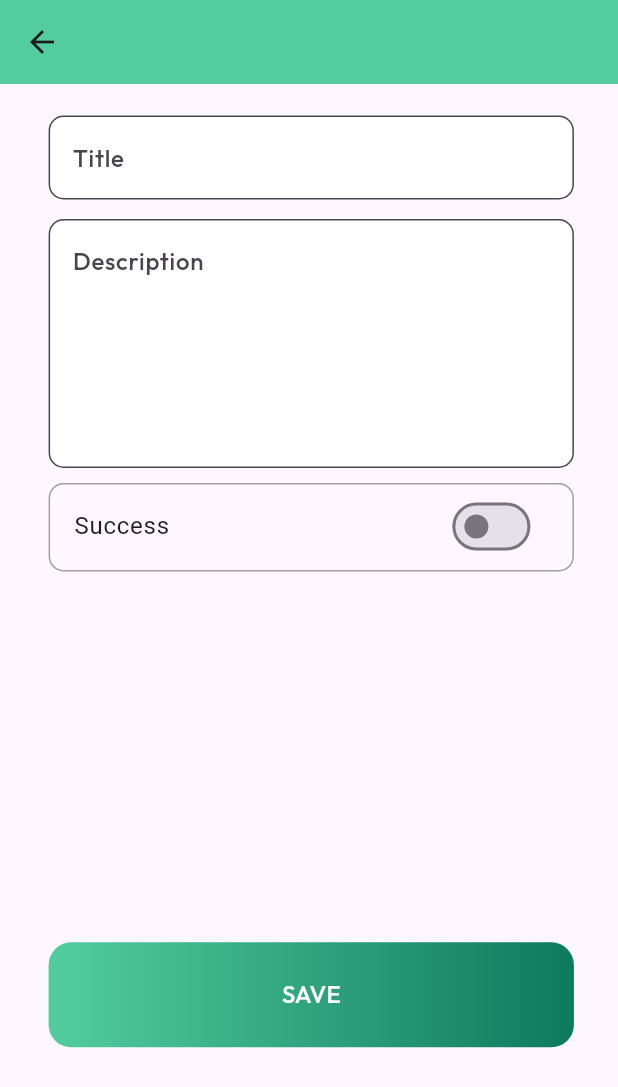
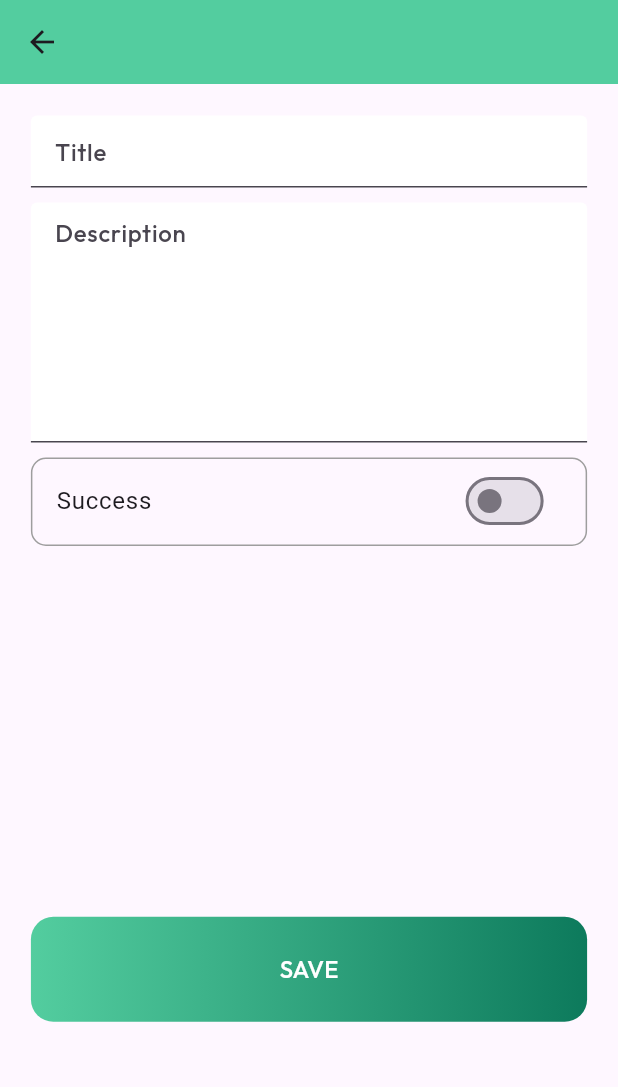
Before and after one commit to Kkjankorn/useAPI-FLutter-To-Do-List, a Flutter app: the AddTodoList screen opened directly with empty values, on a phone screen of 412 x 824 dp. Shown: the top 1087 px of the screen. Run offline on Flutter 3.47's test engine with Material 3 defaults, Android fonts, the phone set to English and light mode, and no system bars; our stand-ins replace flutter_easyloading, flutter_svg_provider, form_field_validator, google_fonts, hexcolor, shared_preferences; missing offline and left inert: control_style; accounts and stored records are empty.

Commit message:
22/4/2024

```diff
--- a/lib/View/add_edit_todo_list_view.dart
+++ b/lib/View/add_edit_todo_list_view.dart
@@ -34,6 +34,7 @@ class _AddTodoListState extends State<AddTodoList> {
   late String appbar;
   bool estatus = false;
   late String success;
+  final _formKey = GlobalKey<FormState>();
 
   @override
   void initState() {
@@ -48,7 +49,11 @@ class _AddTodoListState extends State<AddTodoList> {
   }
 
   Widget build(BuildContext context) {
-    return Scaffold(
+    return GestureDetector(
+      onTap: () {
+        FocusManager.instance.primaryFocus?.unfocus();
+      },
+      child: Scaffold(
         appBar: AppBar(
             backgroundColor: HexColor("#53CD9F"),
             title: Styletxt("$appbar", 20, FontWeight.w500)),
@@ -58,19 +63,22 @@ class _AddTodoListState extends State<AddTodoList> {
                   mainAxisAlignment: MainAxisAlignment.center,
                   children: [
                     Padding(
-                    padding: EdgeInsets.fromLTRB(21, 21, 18, 21),
+                      padding: EdgeInsets.fromLTRB(0, 21, 0, 21),
+                      child: Form(
+                        key: _formKey,
                         child: Column(
                           mainAxisAlignment: MainAxisAlignment.start,
                           children: [
-                        TextBox2("Title", title),
+                            TextBox2("Title", title, 'Enter your Title'),
                             SizedBox(
                               height: 10,
                             ),
-                        FieldText("Descrtiption", description),
+                            FieldText("Descrtiption", description,
+                                'Enter your Description'),
                             SizedBox(height: 10),
                             Container(
                                 height: 59,
-                            width: MediaQuery.of(context).size.width * 0.85,
+                                width: MediaQuery.of(context).size.width * 0.90,
                                 decoration: BoxDecoration(
                                     borderRadius: BorderRadius.circular(10),
                                     border: Border.all(color: Colors.grey)),
@@ -92,7 +100,7 @@ class _AddTodoListState extends State<AddTodoList> {
                               height: MediaQuery.of(context).size.height * 0.3,
                             ),
                             Container(
-                            width: MediaQuery.of(context).size.width * 0.80,
+                                width: MediaQuery.of(context).size.width * 0.90,
                                 height: 70,
                                 decoration: BoxDecoration(
                                     borderRadius: BorderRadius.circular(15),
@@ -101,7 +109,8 @@ class _AddTodoListState extends State<AddTodoList> {
                                       HexColor("#0D7A5C")
                                     ])),
                                 child: Container(
-                              width: MediaQuery.of(context).size.width * 0.8,
+                                  width:
+                                      MediaQuery.of(context).size.width * 0.8,
                                   child: ElevatedButton(
                                     child: Text(
                                       'SAVE',
@@ -112,14 +121,21 @@ class _AddTodoListState extends State<AddTodoList> {
                                               color: Colors.white)),
                                     ),
                                     onPressed: () async {
+                                      if (_formKey.currentState!.validate()) {
                                         if (title.text.isNotEmpty &&
                                             description.text.isNotEmpty) {
-                                    adlTodoList.addTodo(title, description,
-                                        success, userId, context);
+                                          adlTodoList.addTodo(
+                                              title,
+                                              description,
+                                              success,
+                                              userId,
+                                              context);
                                         } else {
                                           log("dont sent");
                                           AddEditDeleteCon().showSnackBar2(
-                                        "Pleas Enter Information", context);
+                                              "Pleas Enter Information",
+                                              context);
+                                        }
                                       }
                                     },
                                     style: ElevatedButton.styleFrom(
@@ -133,25 +149,27 @@ class _AddTodoListState extends State<AddTodoList> {
                           ],
                         ),
                       ),
+                    ),
                   ],
                 )
               : Row(
                   mainAxisAlignment: MainAxisAlignment.center,
                   children: [
                     Padding(
-                    padding: EdgeInsets.fromLTRB(21, 21, 18, 21),
+                      padding: EdgeInsets.fromLTRB(0, 21, 0, 21),
                       child: Column(
                         mainAxisAlignment: MainAxisAlignment.start,
                         children: [
-                        TextBox2("Title", title),
+                          TextBox2("Title", title, 'Enter your Title'),
                           SizedBox(
                             height: 10,
                           ),
-                        FieldText("Description", description),
+                          FieldText("Description", description,
+                              'Enter your Description'),
                           SizedBox(height: 10),
                           Container(
                               height: 59,
-                            width: MediaQuery.of(context).size.width * 0.85,
+                              width: MediaQuery.of(context).size.width * 0.90,
                               decoration: BoxDecoration(
                                   borderRadius: BorderRadius.circular(10),
                                   border: Border.all(color: Colors.grey)),
@@ -173,7 +191,7 @@ class _AddTodoListState extends State<AddTodoList> {
                             height: MediaQuery.of(context).size.height * 0.3,
                           ),
                           Container(
-                            width: MediaQuery.of(context).size.width * 0.85,
+                              width: MediaQuery.of(context).size.width * 0.9,
                               height: 70,
                               decoration: BoxDecoration(
                                   borderRadius: BorderRadius.circular(15),
@@ -212,6 +230,7 @@ class _AddTodoListState extends State<AddTodoList> {
                   ],
                 ),
         ),
+      ),
     );
   }
 }
--- a/lib/style/app_style.dart
+++ b/lib/style/app_style.dart
@@ -1,9 +1,12 @@
 // ignore_for_file: must_be_immutable
 
+import 'dart:developer';
 import 'dart:ui';
 
+import 'package:control_style/control_style.dart';
 import 'package:flutter/material.dart';
 import 'package:flutter_svg_provider/flutter_svg_provider.dart';
+import 'package:form_field_validator/form_field_validator.dart';
 import 'package:hexcolor/hexcolor.dart';
 import 'package:google_fonts/google_fonts.dart';
 
@@ -11,16 +14,7 @@ class TextBox1 extends StatelessWidget {
   String hinttext;
   bool hidetxt;
   var controltxt;
-  final _formKey = GlobalKey<FormState>();
   String checktxt;
-  String? value;
-
-  String? validateName(value) {
-    if (value == null || value.isEmpty) {
-      return '$checktxt';
-    }
-    return null; // Return null if input is valid
-  }
 
   TextBox1(this.hinttext, this.hidetxt, this.controltxt, this.checktxt);
 
@@ -28,10 +22,13 @@ class TextBox1 extends StatelessWidget {
   Widget build(BuildContext context) {
     return Padding(
       padding: EdgeInsets.symmetric(horizontal: 30, vertical: 5),
-      child: Form(
-        key: _formKey,
       child: TextFormField(
-          validator: validateName, // Call the validation function
+        validator: hinttext == 'Email'
+            ? MultiValidator([
+                EmailValidator(errorText: 'Enter a valid email address'),
+                RequiredValidator(errorText: '${checktxt}'),
+              ])
+            : RequiredValidator(errorText: '${checktxt}'),
         onSaved: (value) {
           controltxt = value!;
         },
@@ -45,10 +42,19 @@ class TextBox1 extends StatelessWidget {
         obscureText: hidetxt,
         decoration: InputDecoration(
           hintText: hinttext,
-            border: OutlineInputBorder(
+          filled: true,
+          fillColor: HexColor('#F3F3F3'),
+          border: DecoratedInputBorder(
+              child: OutlineInputBorder(
                   borderRadius: BorderRadius.circular(15),
-            ),
-          ),
+                  borderSide: BorderSide.none),
+              shadow: [
+                BoxShadow(
+                    color: HexColor("#000000").withOpacity(0.12),
+                    blurRadius: 1,
+                    spreadRadius: 0,
+                    offset: Offset(0, 2))
+              ]),
         ),
       ),
     );
@@ -58,17 +64,21 @@ class TextBox1 extends StatelessWidget {
 class TextBox2 extends StatelessWidget {
   String hinttext;
   var controltxt;
+  String checktxt;
 
-  TextBox2(this.hinttext, this.controltxt);
+  TextBox2(this.hinttext, this.controltxt, this.checktxt);
 
   @override
   Widget build(BuildContext context) {
     return Container(
-      height: 59,
-      width: MediaQuery.of(context).size.width * 0.85,
-      child: Form(
+      width: MediaQuery.of(context).size.width * 0.90,
       child: TextFormField(
+        validator: RequiredValidator(errorText: '${checktxt}'),
+        onSaved: (value) {
+          controltxt = value!;
+        },
         controller: controltxt,
+        autovalidateMode: AutovalidateMode.onUserInteraction,
         style: GoogleFonts.outfit(
           fontSize: 16,
           fontWeight: FontWeight.w500,
@@ -76,12 +86,19 @@ class TextBox2 extends StatelessWidget {
         ),
         decoration: InputDecoration(
           filled: true,
-            fillColor: Colors.white,
+          fillColor: HexColor('#FFFFFF'),
           hintText: hinttext,
-            border: OutlineInputBorder(
+          border: DecoratedInputBorder(
+              child: OutlineInputBorder(
                   borderRadius: BorderRadius.circular(10),
-            ),
-          ),
+                  borderSide: BorderSide.none),
+              shadow: [
+                BoxShadow(
+                    color: HexColor("#000000").withOpacity(0.2),
+                    blurRadius: 6,
+                    spreadRadius: 0,
+                    offset: Offset(0, 0))
+              ]),
         ),
       ),
     );
@@ -91,30 +108,47 @@ class TextBox2 extends StatelessWidget {
 class FieldText extends StatelessWidget {
   String hinttext;
   var controltxt;
+  String checktxt;
 
-  FieldText(this.hinttext, this.controltxt);
+  FieldText(this.hinttext, this.controltxt, this.checktxt);
 
   @override
   Widget build(BuildContext context) {
     return Container(
-      height: 166,
-      width: MediaQuery.of(context).size.width * 0.85,
+      width: MediaQuery.of(context).size.width * 0.90,
       child: TextFormField(
         keyboardType: TextInputType.multiline,
         maxLines: 6,
+        validator: MultiValidator([
+          MaxLengthValidator(250,
+              errorText: 'Description must not exceed 250 words.'),
+          RequiredValidator(errorText: '${checktxt}')
+        ]), // Call the validation function
+        onSaved: (value) {
+          controltxt = value!;
+        },
         controller: controltxt,
+        autovalidateMode: AutovalidateMode.onUserInteraction,
         style: GoogleFonts.outfit(
           fontSize: 16,
           fontWeight: FontWeight.w500,
           fontStyle: FontStyle.normal,
         ),
         decoration: InputDecoration(
-          fillColor: Colors.white,
           filled: true,
+          fillColor: HexColor('#FFFFFF'),
           hintText: hinttext,
-          border: OutlineInputBorder(
+          border: DecoratedInputBorder(
+              child: OutlineInputBorder(
                   borderRadius: BorderRadius.circular(10),
-          ),
+                  borderSide: BorderSide.none),
+              shadow: [
+                BoxShadow(
+                    color: HexColor("#000000").withOpacity(0.2),
+                    blurRadius: 6,
+                    spreadRadius: 0,
+                    offset: Offset(0, 0))
+              ]),
         ),
       ),
     );
```
Also changed, not shown: lib/View/information_list_view.dart (+38 -24 lines), lib/View/sign_up_view.dart (+15 -3 lines), lib/View/sing_in_view.dart (+22 -5 lines), lib/controller/signup_coltroller.dart (+6 -11 lines). Lines whose indentation alone changed are shown as unchanged.
